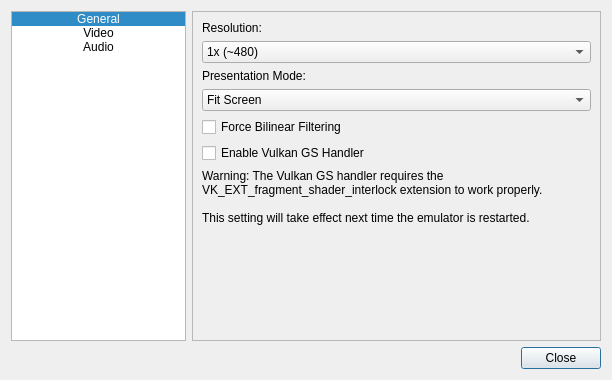
The window that Source/ui_qt/Qt_ui/settingsdialog.ui (jpd002/Play-) describes before a commit, drawn with Qt 5.
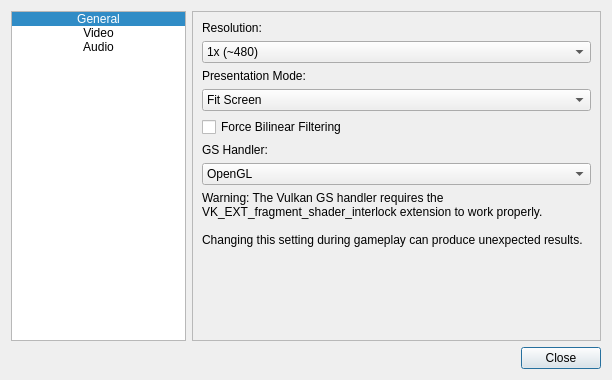
The same window after the commit. Icons and pictures are not drawn.

What changed in the file:
```diff
--- a/Source/ui_qt/Qt_ui/settingsdialog.ui
+++ b/Source/ui_qt/Qt_ui/settingsdialog.ui
@@ -205,18 +205,32 @@
         </widget>
        </item>
        <item>
-        <widget class="QCheckBox" name="checkBox_enable_vulkan">
+        <widget class="QLabel" name="label_6">
          <property name="text">
-          <string>Enable Vulkan GS Handler</string>
+          <string>GS Handler:</string>
          </property>
         </widget>
        </item>
+       <item>
+        <widget class="QComboBox" name="comboBox_gs_selection">
+         <item>
+          <property name="text">
+           <string>OpenGL</string>
+          </property>
+         </item>
+         <item>
+          <property name="text">
+           <string>Vulkan</string>
+          </property>
+         </item>
+        </widget>
+       </item>
        <item>
         <widget class="QLabel" name="label_5">
          <property name="text">
           <string>Warning: The Vulkan GS handler requires the VK_EXT_fragment_shader_interlock extension to work properly.
 
-This setting will take effect next time the emulator is restarted.</string>
+Changing this setting during gameplay can produce unexpected results.</string>
          </property>
          <property name="textFormat">
           <enum>Qt::AutoText</enum>
```
